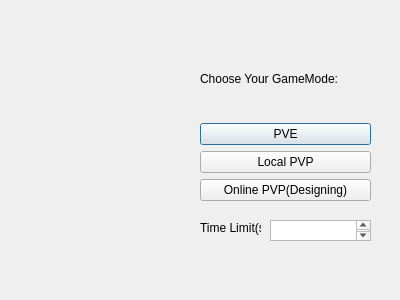
SakuraMarble/Team9_Final, file NoGo-Task1-2.0/dialogchoosemode.ui: the form before one commit.
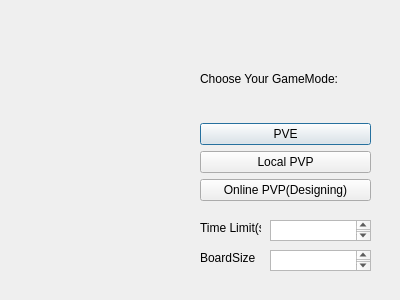
The form after the commit.

The edit to the form file:
```diff
--- a/NoGo-Task1-2.0/dialogchoosemode.ui
+++ b/NoGo-Task1-2.0/dialogchoosemode.ui
@@ -89,6 +89,29 @@
     </rect>
    </property>
   </widget>
+  <widget class="QLabel" name="label_2">
+   <property name="geometry">
+    <rect>
+     <x>200</x>
+     <y>250</y>
+     <width>61</width>
+     <height>16</height>
+    </rect>
+   </property>
+   <property name="text">
+    <string>BoardSize</string>
+   </property>
+  </widget>
+  <widget class="QPlainTextEdit" name="plainTextEdit_2">
+   <property name="geometry">
+    <rect>
+     <x>270</x>
+     <y>250</y>
+     <width>101</width>
+     <height>21</height>
+    </rect>
+   </property>
+  </widget>
  </widget>
  <resources/>
  <connections/>
```
